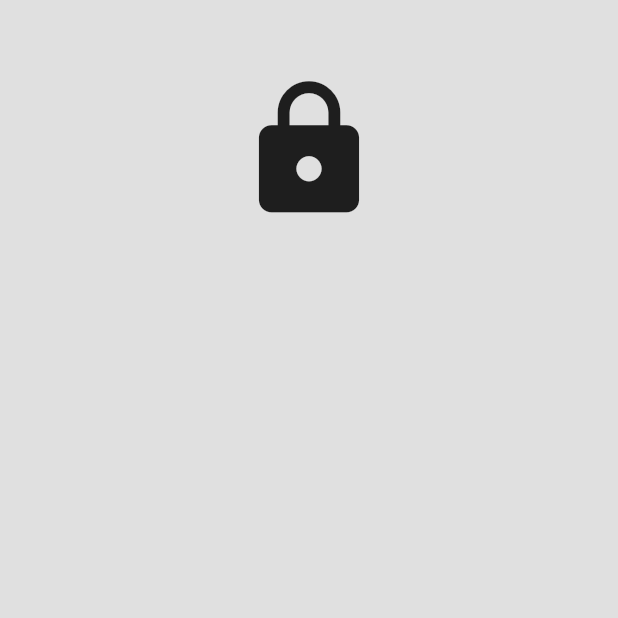
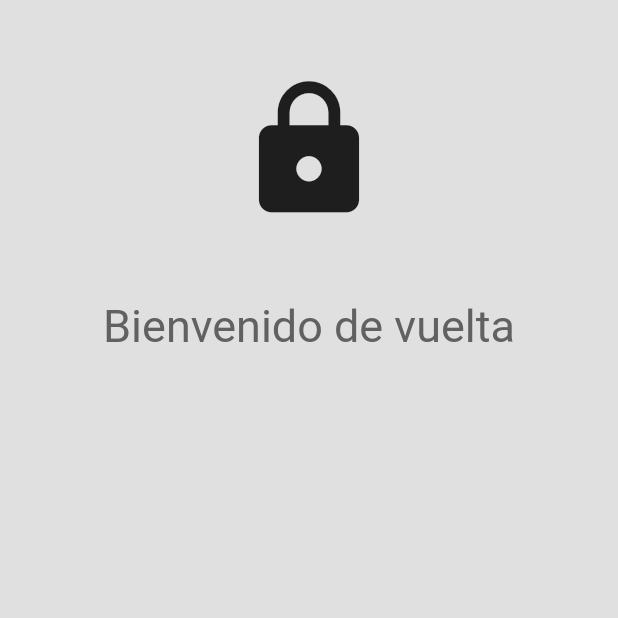
Before and after one commit to emmaprofemx/LoginUI-Flutter, a Flutter app: the screen it shows after launch, on a phone screen of 412 x 824 dp, the top half of it. Run offline on Flutter 3.47's test engine with Material 2 defaults, Android fonts, the phone set to English and light mode, and no system bars.

Commit message:
Logo y Texto agregado

```diff
--- a/lib/login_page.dart
+++ b/lib/login_page.dart
@@ -12,26 +12,25 @@ class LoginPage extends StatelessWidget {
       body: SafeArea(
         child: Center(
           child: Column(
-            children: [
-              SizedBox(height: 50),
-
-              //Logo
+          children: [
+          const SizedBox(height: 50),
+            //Logo
               Icon(Icons.lock,
               size: 100,
               ),
-              SizedBox(height: 50),
-
-              //welcome back
-              //campo de nombre de usuario
-              //campo para password
-              //olvidaste tu contra?
-              //boton para ingresar
-              //iniciar sesion con
-              //google + apple sign in buttons
-              //not a member? register now
+              const SizedBox(height: 50),//welcome back
+              Text('Bienvenido de vuelta' ,
+              style: TextStyle
+              (
+                color: Colors.grey[700],
+                fontSize: 30,
+                ),
+              ) ,
+              const SizedBox(height: 25),
             ],
           ),
-        )),
+        ),
+        ),
     );
   }
 }
```
